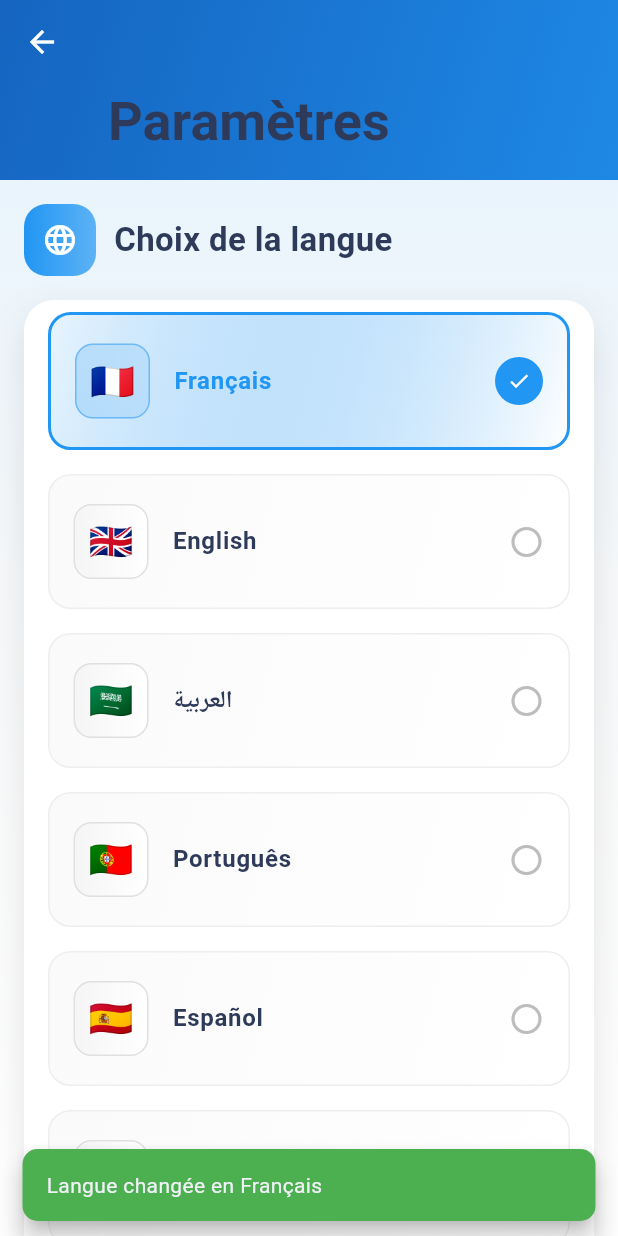
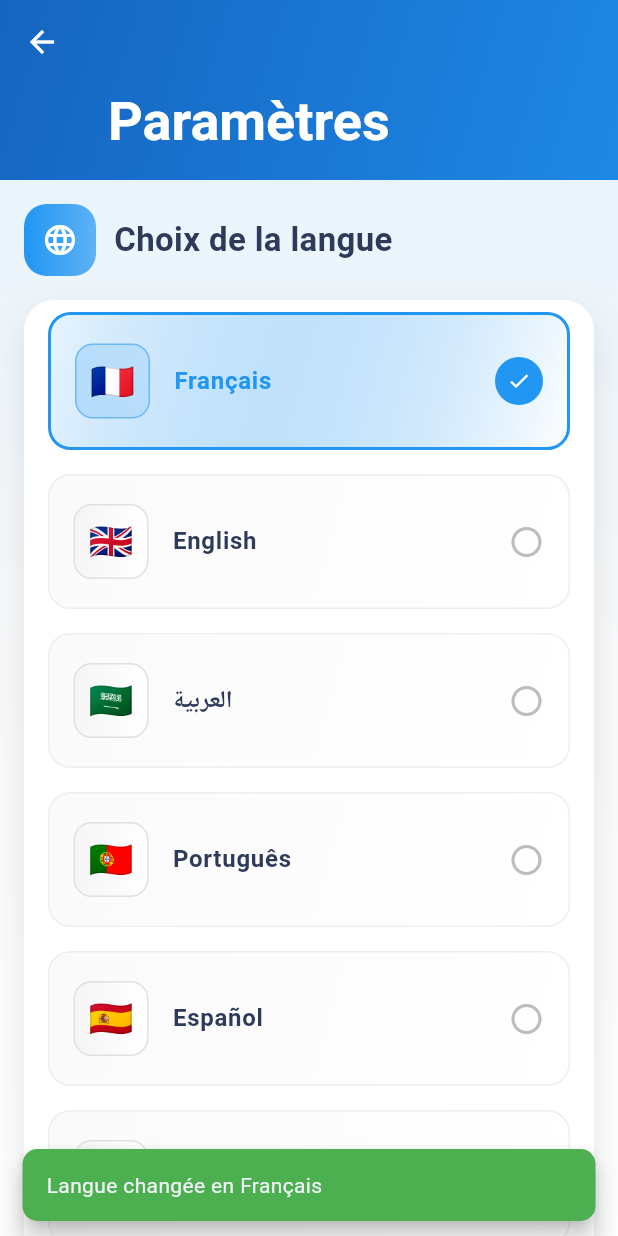
Before and after one commit to AllAbdel/TB-Me, a Flutter app: the ParametresPage screen opened directly, after a tap on "🇫🇷", on a phone screen of 412 x 824 dp. Run offline on Flutter 3.47's test engine with Material 3 defaults, Android fonts, the phone set to English and light mode, and no system bars; our stand-ins replace flutter_local_notifications, permission_handler, shared_preferences, sqflite, timezone; missing offline and left inert: syncfusion_flutter_pdfviewer; accounts and stored records are empty.

```diff
--- a/lib/pages/accueil_page.dart
+++ b/lib/pages/accueil_page.dart
@@ -687,8 +687,8 @@ int getTotalMedicamentsAujourdhui() {
                 begin: Alignment.topCenter,
                 end: Alignment.bottomCenter,
                 colors: [
-                  Color.fromARGB(255, 186, 21, 192), // Bleu très foncé
-                  Color.fromARGB(255, 196, 30, 229), // Bleu foncé
+                  Color.fromARGB(255, 247, 247, 247), // Bleu très foncé
+                  Color.fromARGB(255, 255, 255, 255), // Bleu foncé
                   Colors.white,
                 ],
               ),
@@ -706,7 +706,7 @@ int getTotalMedicamentsAujourdhui() {
                     title: Text(
                       _tr('app.home'),
                       style: const TextStyle(
-                        color: Color(0xFF2E3A59),
+                        color: Color.fromARGB(255, 255, 255, 255),
                         fontWeight: FontWeight.bold,
                         fontSize: 24,
                       ),
@@ -717,7 +717,7 @@ int getTotalMedicamentsAujourdhui() {
                           begin: Alignment.topLeft,
                           end: Alignment.bottomRight,
                           colors: [
-                            Color.fromARGB(255, 255, 255, 255),
+                            Color.fromARGB(255, 15, 4, 4),
                             Color.fromARGB(255, 255, 255, 255),
                           ],
                         ),
@@ -729,9 +729,9 @@ int getTotalMedicamentsAujourdhui() {
                             begin: Alignment.topCenter,
                             end: Alignment.bottomCenter,
                             colors: [
-                              Color(0xFF81D4FA), // Bleu clair
-                              Color(0xFFF8F9FA),
-                              Colors.white,
+                              Color(0xFF1565C0), // Bleu très foncé
+                              Color(0xFF1E88E5), // Bleu foncé
+                              Color(0xFF1E88E5), // Bleu foncé
                             ],
                           ),
                         ),
@@ -762,7 +762,7 @@ int getTotalMedicamentsAujourdhui() {
                             borderRadius: BorderRadius.circular(20),
                             boxShadow: [
                               BoxShadow(
-                                color: Colors.black.withOpacity(0.1),
+                                color: const Color.fromARGB(255, 255, 255, 255).withOpacity(0.1),
                                 blurRadius: 20,
                                 offset: const Offset(0, 10),
                               ),
@@ -778,7 +778,7 @@ int getTotalMedicamentsAujourdhui() {
                                   Text(
                                     _tr('home.welcome'),
                                     style: const TextStyle(
-                                      color: Color.fromARGB(255, 255, 255, 255),
+                                      color: Color.fromARGB(255, 0, 0, 0),
                                       fontSize: 24,
                                       fontWeight: FontWeight.bold,
                                     ),
@@ -789,7 +789,7 @@ int getTotalMedicamentsAujourdhui() {
                               Text(
                                 _getFormattedDate(maintenant),
                                 style: TextStyle(
-                                  color: Colors.white.withOpacity(0.9),
+                                  color: const Color.fromARGB(255, 0, 0, 0).withOpacity(0.9),
                                   fontSize: 16,
                                   fontWeight: FontWeight.w500,
                                 ),
@@ -798,7 +798,7 @@ int getTotalMedicamentsAujourdhui() {
                               Text(
                                 '${getMedicamentsPrisAujourdhui()}/${getTotalMedicamentsAujourdhui()} ${_tr('home.medications_today')}',
                                 style: TextStyle(
-                                  color: const Color.fromARGB(255, 252, 252, 252).withOpacity(0.8),
+                                  color: const Color.fromARGB(255, 0, 0, 0).withOpacity(0.8),
                                   fontSize: 14,
                                 ),
                               ),
--- a/lib/pages/informations_page.dart
+++ b/lib/pages/informations_page.dart
@@ -49,7 +49,7 @@ class _InformationsPageState extends State<InformationsPage> {
                 title: Text(
                   _tr('information.title'),
                   style: const TextStyle(
-                    color: Color(0xFF2E3A59),
+                    color: Color.fromARGB(255, 255, 255, 255),
                     fontWeight: FontWeight.bold,
                     fontSize: 20,
                   ),
@@ -113,7 +113,7 @@ class _InformationsPageState extends State<InformationsPage> {
                                   ),
                                   child: const Icon(
                                     Icons.coronavirus,
-                                    color: Colors.white,
+                                    color: Color(0xFF1565C0),
                                     size: 32,
                                   ),
                                 ),
--- a/lib/pages/medicaments_page.dart
+++ b/lib/pages/medicaments_page.dart
@@ -1177,7 +1177,7 @@ class MedicamentsPageState extends State<MedicamentsPage> with WidgetsBindingObs
                                 children: [
                                   const Icon(
                                     Icons.medication,
-                                    color: Color(0xFF6C63FF),
+                                    color: Color.fromARGB(255, 255, 255, 255),
                                     size: 80,
                                   ),
                                   const SizedBox(height: 16),
@@ -1416,7 +1416,7 @@ class MedicamentsPageState extends State<MedicamentsPage> with WidgetsBindingObs
                     title: Text(
                       _tr('app.medications'),
                       style: const TextStyle(
-                        color: Color(0xFF2E3A59),
+                        color: Color.fromARGB(255, 255, 255, 255),
                         fontWeight: FontWeight.bold,
                         fontSize: 24,
                       ),
--- a/lib/pages/parametres_page.dart
+++ b/lib/pages/parametres_page.dart
@@ -270,7 +270,7 @@ Widget build(BuildContext context) {
                   title: Text(
                     _tr('app.settings'),
                     style: const TextStyle(
-                      color: Color(0xFF2E3A59),
+                      color: Color.fromARGB(255, 255, 255, 255),
                       fontWeight: FontWeight.bold,
                       fontSize: 24,
                     ),
```
